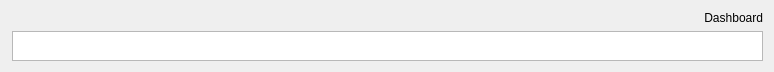
Old version of the form src/libtomahawk/context/ContextWidget.ui in the repository tomahawk-player/tomahawk.
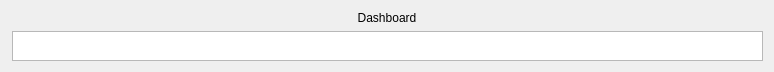
New version of the form. Custom widgets are drawn as their Qt base class.

Commit message: * Removed ugly queue button for good.

What changed in the file:
```diff
--- a/src/libtomahawk/context/ContextWidget.ui
+++ b/src/libtomahawk/context/ContextWidget.ui
@@ -38,7 +38,7 @@
       <string>Dashboard</string>
      </property>
      <property name="alignment">
-      <set>Qt::AlignRight|Qt::AlignTrailing|Qt::AlignVCenter</set>
+      <set>Qt::AlignCenter</set>
      </property>
     </widget>
    </item>
```
The commit also changes 7 other files.
